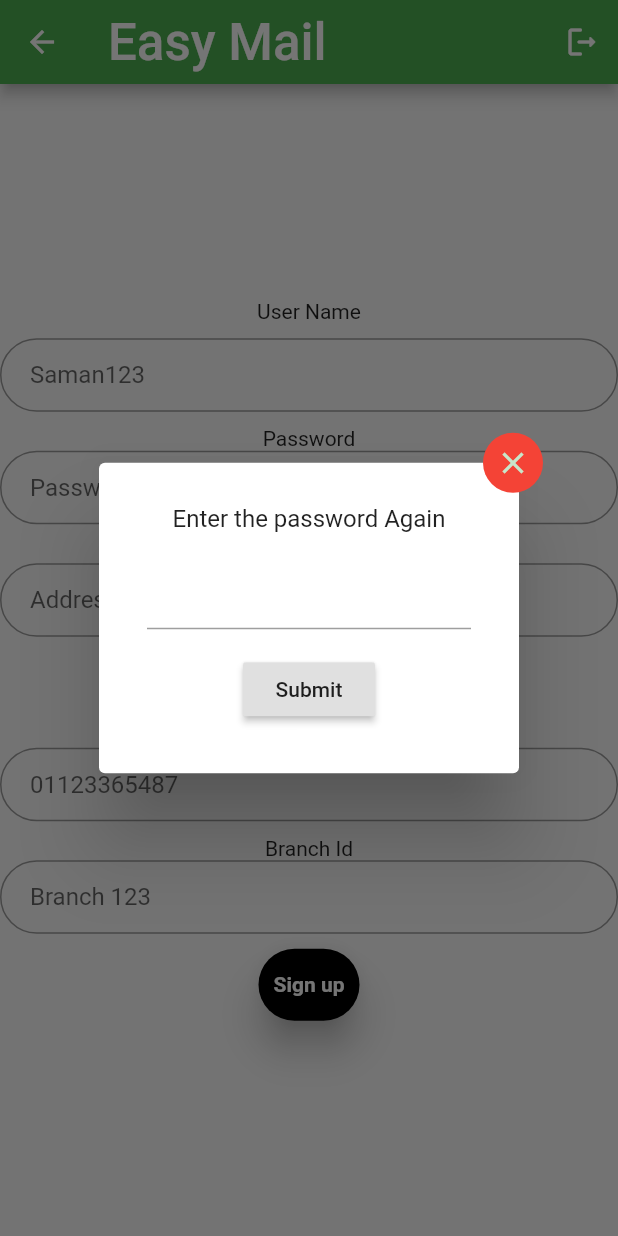
After one commit to Group-17-Sem5/EasyMail, a Flutter app: the RegisterProfilePage screen opened by its route, after a tap on "Sign up", on a phone screen of 412 x 824 dp. The commit adds this screen. Run offline on Flutter 3.47's test engine with Material 2 defaults, Android fonts, the phone set to English and light mode, and no system bars; our stand-ins replace animated_theme_switcher, get, google_fonts, google_maps_flutter, material_floating_search_bar, pull_to_refresh and 1 more; accounts and stored records are empty; Roboto replaces fonts that are missing (Laila).

Commit message:
User register page

```diff
--- a/lib/controller/userController.dart
+++ b/lib/controller/userController.dart
@@ -1,3 +1,4 @@
+import 'package:easy_mail_app_frontend/model/addressesModel.dart';
 import 'package:easy_mail_app_frontend/model/postManModel.dart';
 import 'package:easy_mail_app_frontend/model/tokenModel.dart';
 import 'package:easy_mail_app_frontend/model/userModel.dart';
@@ -9,12 +10,33 @@ import 'dart:convert';
 
 class UserController extends GetxController {
   var mails = <MailModel>[].obs;
-  UserModel postMan = new UserModel();
+  var selectedUser = <User>[].obs;
+  var addresses = <Address>[].obs;
+  // User user = new User();
   static String? token;
   static String? userName;
 
-  Future register(String details) async {
-    return;
+  Future register(User user) async {
+    print(user.username);
+    try {
+      var response = await http.post(
+        Uri.parse("http://10.0.2.2:5000/api/user/register"),
+        headers: <String, String>{
+          'Content-Type': 'application/json; charset=UTF-8',
+        },
+        body: user.toRawJson(),
+      );
+
+      var result = TokenRes.fromRawJson(response.body);
+      token = result.token;
+      userName = user.username;
+
+      print(token);
+      return result.err;
+    } on Exception catch (e) {
+      print(e);
+      return null;
+    }
   }
 
   Future login(String username, String password) async {
@@ -105,4 +127,40 @@ class UserController extends GetxController {
   Future changeMyAddressID(String addressID) async {
     return;
   }
+
+  Future getUser(userName) async {
+    selectedUser.clear();
+  }
+
+  Future updateUser(User user) async {
+    selectedUser.clear();
+    selectedUser.add(user);
+    print(user.username);
+  }
+
+  Future registerUser(User user) async {
+    print(user.username);
+  }
+
+  Future getLocations() async {
+    addresses.clear();
+    print("getting all locations");
+    try {
+      var response = await http.get(
+          Uri.parse("http://10.0.2.2:5000/api/postman/address/"),
+          headers: {
+            'Content-Type': 'application/json; charset=UTF-8',
+            "x-auth-token": "$token"
+          });
+
+      var result = AddressList.fromRawJson(response.body);
+      print(result.addresses);
+
+      addresses.addAll(result.addresses);
+      print(addresses.length.toString() + "results found");
+      return (result);
+    } on Exception catch (e) {
+      print(e);
+    }
+  }
 }
--- a/lib/main.dart
+++ b/lib/main.dart
@@ -1,4 +1,4 @@
-import 'package:easy_mail_app_frontend/screens/editProfilePage.dart';
+import 'package:easy_mail_app_frontend/screens/register.dart';
 import 'package:easy_mail_app_frontend/screens/homePage.dart';
 import 'package:easy_mail_app_frontend/screens/postManScreens/cancelledMailPage.dart';
 import 'package:easy_mail_app_frontend/screens/postManScreens/deliveredmailPage.dart';
@@ -35,7 +35,7 @@ class MyApp extends StatelessWidget {
 
         PlaceMarkerBody.route: (context) => PlaceMarkerBody(),
         // ProfilePage.route: (context) => ProfilePage(),
-        // EditProfilePage.route: (context) => EditProfilePage(),
+        RegisterProfilePage.route: (context) => RegisterProfilePage(),
         UserLogin.route: (context) => UserLogin(),
         UserSentMailPage.route: (context) => UserSentMailPage(),
         ReceivedMailPage.route: (context) => ReceivedMailPage(),
--- a/lib/model/userModel.dart
+++ b/lib/model/userModel.dart
@@ -1,23 +1,98 @@
-class UserModel {
-  var userName;
-  var addressID;
-  var addressDescription;
-  var phoneNumber;
-  var branchID;
-  var receivedPostID;
-  var sentPostID;
-  var receivedMoneyOrdersList;
-  var sentMoneyOrdersList;
+// To parse this JSON data, do
+//
+//     final userDetails = userDetailsFromJson(jsonString);
 
-  UserModel({
-    this.userName,
-    this.addressID,
-    this.addressDescription,
-    this.phoneNumber,
-    this.branchID,
-    this.receivedPostID,
-    this.sentPostID,
-    this.receivedMoneyOrdersList,
-    this.sentMoneyOrdersList,
+import 'package:meta/meta.dart';
+import 'dart:convert';
+
+class UserDetails {
+  UserDetails({
+    required this.err,
+    required this.user,
+    required this.msg,
   });
+
+  int err;
+  List<User> user;
+  String msg;
+
+  factory UserDetails.fromRawJson(String str) =>
+      UserDetails.fromJson(json.decode(str));
+
+  String toRawJson() => json.encode(toJson());
+
+  factory UserDetails.fromJson(Map<String, dynamic> json) => UserDetails(
+        err: json["err"],
+        user: List<User>.from(json["user"].map((x) => User.fromJson(x))),
+        msg: json["msg"],
+      );
+
+  Map<String, dynamic> toJson() => {
+        "err": err,
+        "user": List<dynamic>.from(user.map((x) => x.toJson())),
+        "msg": msg,
+      };
 }
+
+class User {
+  User({
+    required this.username,
+    required this.password,
+    required this.addressId,
+    // required this.addressDescription,
+    required this.phoneNumber,
+    required this.branchId,
+    required this.sentPostIdList,
+    required this.receivedPostIdList,
+    required this.sentMoneyOrdersList,
+    required this.receivedMoneyOrdersList,
+  });
+
+  String username;
+  String password;
+  String addressId;
+  // String addressDescription;
+  String phoneNumber;
+  String branchId;
+  List<dynamic> sentPostIdList;
+  List<dynamic> receivedPostIdList;
+  List<dynamic> sentMoneyOrdersList;
+  List<dynamic> receivedMoneyOrdersList;
+
+  factory User.fromRawJson(String str) => User.fromJson(json.decode(str));
+
+  String toRawJson() => json.encode(toJson());
+
+  factory User.fromJson(Map<String, dynamic> json) => User(
+        username: json["username"],
+        password: json["password"],
+        addressId: json["addressID"],
+        // addressDescription: json["addressDescription"],
+        phoneNumber: json["phoneNumber"],
+        branchId: json["branchID"],
+        sentPostIdList:
+            List<dynamic>.from(json["sentPostIDList"].map((x) => x)),
+        receivedPostIdList:
+            List<dynamic>.from(json["receivedPostIDList"].map((x) => x)),
+        sentMoneyOrdersList:
+            List<dynamic>.from(json["sentMoneyOrdersList"].map((x) => x)),
+        receivedMoneyOrdersList:
+            List<dynamic>.from(json["receivedMoneyOrdersList"].map((x) => x)),
+      );
+
+  Map<String, dynamic> toJson() => {
+        "username": username,
+        "password": password,
+        "addressID": addressId,
+        // "addressDescription": addressDescription,
+        "phoneNumber": phoneNumber,
+        "branchID": branchId,
+        "sentPostIDList": List<dynamic>.from(sentPostIdList.map((x) => x)),
+        "receivedPostIDList":
+            List<dynamic>.from(receivedPostIdList.map((x) => x)),
+        "sentMoneyOrdersList":
+            List<dynamic>.from(sentMoneyOrdersList.map((x) => x)),
+        "receivedMoneyOrdersList":
+            List<dynamic>.from(receivedMoneyOrdersList.map((x) => x)),
+      };
+}
--- /dev/null
+++ b/lib/screens/register.dart
@@ -0,0 +1,316 @@
+import 'dart:io';
+
+import 'package:animated_theme_switcher/animated_theme_switcher.dart';
+import 'package:easy_mail_app_frontend/controller/userController.dart';
+import 'package:easy_mail_app_frontend/model/addressesModel.dart';
+import 'package:easy_mail_app_frontend/screens/postManScreens/mailListPage.dart';
+import 'package:easy_mail_app_frontend/shared_widgets/userAppbar.dart';
+import 'package:flutter/material.dart';
+import 'package:path/path.dart';
+import 'package:easy_mail_app_frontend/model/userModel.dart';
+import 'package:easy_mail_app_frontend/shared_widgets/textfield_widget.dart';
+import 'package:easy_mail_app_frontend/shared_widgets/button_widget.dart';
+import 'package:easy_mail_app_frontend/model/userModel.dart';
+import 'package:easy_mail_app_frontend/shared_widgets/profile_widget.dart';
+import 'package:easy_mail_app_frontend/controller/postManController.dart';
+// import 'package:user_profile_ii_example/utils/user_preferences.dart';
+// import 'package:user_profile_ii_example/widget/appbar_widget.dart';
+// import 'package:user_profile_ii_example/widget/button_widget.dart';
+// import 'package:user_profile_ii_example/widget/profile_widget.dart';
+// import 'package:user_profile_ii_example/widget/textfield_widget.dart';
+
+class RegisterProfilePage extends StatefulWidget {
+  const RegisterProfilePage({Key? key}) : super(key: key);
+  static const String route = '/user/register';
+
+  @override
+  _RegisterProfilePageState createState() => _RegisterProfilePageState();
+}
+
+class _RegisterProfilePageState extends State<RegisterProfilePage> {
+  PostManController postManController = new PostManController();
+  bool _isEditing = false;
+  bool _isHidden = true;
+  var _addressIds = <String>[];
+  UserController userController = new UserController();
+  TextEditingController _userNameController = new TextEditingController();
+  TextEditingController _passwordController = new TextEditingController();
+  TextEditingController _phoneNumberController = new TextEditingController();
+  TextEditingController _addressIDController = new TextEditingController();
+  TextEditingController _branchIDController = new TextEditingController();
+  TextEditingController _confirmPasswordController =
+      new TextEditingController();
+  String _address = "fsd";
+
+  @override
+  void initState() {
+    getAddresses();
+    if (_isEditing) {
+      print("editing details");
+      _userNameController.text = userController.selectedUser[0].username;
+      _passwordController.text = userController.selectedUser[0].password;
+      _phoneNumberController.text = userController.selectedUser[0].phoneNumber;
+      _addressIDController.text = userController.selectedUser[0].addressId;
+      _address = userController.selectedUser[0].addressId;
+    } else {
+      print("Creating a new user");
+      _userNameController.text = "";
+      _passwordController.text = "";
+      _phoneNumberController.text = "";
+      _addressIDController.text = "";
+      _address = "";
+    }
+    super.initState();
+  }
+
+  @override
+  Widget build(BuildContext context) {
+    return Scaffold(
+      appBar: userAppBar(context),
+      resizeToAvoidBottomInset: true,
+      body: Center(
+          child: SingleChildScrollView(
+        child: Column(
+          children: [
+            //picture(),
+            Text("User Name"),
+            SizedBox(
+              height: 10,
+            ),
+
+            userNameField(),
+            SizedBox(
+              height: 10,
+            ),
+            Text("Password"),
+            passwordField(),
+            SizedBox(
+              height: 10,
+            ),
+            Text("Address"),
+            addressIdField(),
+            dropList(),
+
+            SizedBox(
+              height: 10,
+            ),
+            Text("Phone Number"),
+            phoneNumberField(),
+            SizedBox(
+              height: 10,
+            ),
+            Text("Branch Id"),
+            branchIdField(),
+            SizedBox(
+              height: 10,
+            ),
+            signUpButton(context),
+          ],
+        ),
+      )),
+    );
+  }
+
+  Widget passwordField() {
+    return TextField(
+      controller: _passwordController,
+      obscureText: _isHidden,
+      decoration: InputDecoration(
+          contentPadding: EdgeInsets.fromLTRB(20.0, 15.0, 20.0, 15.0),
+          hintText: "Password",
+          border:
+              OutlineInputBorder(borderRadius: BorderRadius.circular(32.0))),
+    );
+  }
+
+  Widget userNameField() {
+    return TextField(
+      controller: _userNameController,
+      decoration: InputDecoration(
+          contentPadding: EdgeInsets.fromLTRB(20.0, 15.0, 20.0, 15.0),
+          hintText: "Saman123",
+          border:
+              OutlineInputBorder(borderRadius: BorderRadius.circular(32.0))),
+    );
+  }
+
+  Widget addressIdField() {
+    return TextField(
+      controller: _addressIDController,
+      readOnly: true,
+      decoration: InputDecoration(
+          contentPadding: EdgeInsets.fromLTRB(20.0, 15.0, 20.0, 15.0),
+          hintText: "Address123",
+          border:
+              OutlineInputBorder(borderRadius: BorderRadius.circular(32.0))),
+    );
+  }
+
+  Widget branchIdField() {
+    return TextField(
+      controller: _branchIDController,
+      decoration: InputDecoration(
+          contentPadding: EdgeInsets.fromLTRB(20.0, 15.0, 20.0, 15.0),
+          hintText: "Branch 123",
+          border:
+              OutlineInputBorder(borderRadius: BorderRadius.circular(32.0))),
+    );
+  }
+
+  Widget phoneNumberField() {
+    return TextField(
+      controller: _phoneNumberController,
+      decoration: InputDecoration(
+          contentPadding: EdgeInsets.fromLTRB(20.0, 15.0, 20.0, 15.0),
+          hintText: "01123365487",
+          border:
+              OutlineInputBorder(borderRadius: BorderRadius.circular(32.0))),
+    );
+  }
+
+  Widget picture() {
+    return ProfileWidget(
+      imagePath: "assets/images/default.jpg",
+      onClicked: () {},
+    );
+  }
+
+  Widget dropList() {
+    return DropdownButton<String>(
+      //value: "dropdownValue",
+      icon: const Icon(Icons.arrow_drop_down_rounded),
+      iconSize: 24,
+      elevation: 16,
+      style: const TextStyle(color: Colors.deepPurple),
+      underline: Container(
+        height: 2,
+        color: Colors.deepPurpleAccent,
+      ),
+      onChanged: (String? newValue) {
+        setState(() {
+          //dropdownValue = newValue!;
+          _addressIDController.text = newValue!;
+          print(newValue);
+        });
+      },
+      items: _addressIds.map<DropdownMenuItem<String>>((String value) {
+        return DropdownMenuItem<String>(
+          value: value,
+          child: Text(value),
+        );
+      }).toList(),
+    );
+  }
+
+  Widget signUpButton(BuildContext context) {
+    return Material(
+      elevation: 10.0,
+      borderRadius: BorderRadius.circular(30.0),
+      color: Color(0xFF000000),
+      child: MaterialButton(
+        minWidth: 20,
+        padding: EdgeInsets.fromLTRB(10, 10, 10, 10),
+        onPressed: () async {
+          submit(context);
+        },
+        child: Text("Sign up",
+            textAlign: TextAlign.center,
+            style: TextStyle(color: Colors.white, fontWeight: FontWeight.bold)),
+      ),
+    );
+  }
+
+  void getAddresses() async {
+    if (_isEditing) {
+      await userController.getLocations();
+      for (Address address in userController.addresses) {
+        _addressIds.add(address.addressId);
+      }
+    } else {
+      _addressIds.add("default");
+      print(_addressIds);
+    }
+  }
+
+  void register(User user) async {
+    await userController.register(user);
+  }
+
+  void submit(BuildContext context) async {
+    showDialog(
+        context: context,
+        builder: (BuildContext context) {
+          return AlertDialog(
+            content: Stack(
+              overflow: Overflow.visible,
+              children: <Widget>[
+                Positioned(
+                  right: -40.0,
+                  top: -40.0,
+                  child: InkResponse(
+                    onTap: () {
+                      Navigator.of(context).pop();
+                    },
+                    child: CircleAvatar(
+                      child: Icon(Icons.close),
+                      backgroundColor: Colors.red,
+                    ),
+                  ),
+                ),
+                Form(
+                  child: Column(
+                    mainAxisSize: MainAxisSize.min,
+                    children: <Widget>[
+                      Padding(
+                        padding: EdgeInsets.all(8.0),
+                        child: Text("Enter the password Again"),
+                      ),
+                      Padding(
+                        padding: EdgeInsets.all(8.0),
+                        child: TextFormField(
+                            controller: _confirmPasswordController),
+                      ),
+                      Padding(
+                        padding: const EdgeInsets.all(8.0),
+                        child: RaisedButton(
+                          child: Text("Submit"),
+                          onPressed: () {
+                            if (_passwordController ==
+                                _confirmPasswordController) {
+                              User user = new User(
+                                  username: _userNameController.text,
+                                  receivedMoneyOrdersList: [],
+                                  receivedPostIdList: [],
+                                  phoneNumber: _phoneNumberController.text,
+                                  addressId: _addressIDController.text,
+                                  branchId: _branchIDController.text,
+                                  sentMoneyOrdersList: [],
+                                  sentPostIdList: [],
+                                  password: _passwordController.text);
+                              register(user);
+                              Navigator.of(context).pushReplacement(
+                                  MaterialPageRoute(
+                                      builder: (context) => MailListPage()));
+                              ScaffoldMessenger.of(context).showSnackBar(
+                                  const SnackBar(
+                                      content:
+                                          Text('Successfully registered')));
+                            } else {
+                              ScaffoldMessenger.of(context).showSnackBar(
+                                  const SnackBar(
+                                      content:
+                                          Text('Check the Passwod Again')));
+                              Navigator.pop(context);
+                            }
+                          },
+                        ),
+                      )
+                    ],
+                  ),
+                ),
+              ],
+            ),
+          );
+        });
+  }
+}
--- a/lib/shared_widgets/profile_widget.dart
+++ b/lib/shared_widgets/profile_widget.dart
@@ -33,7 +33,7 @@ class ProfileWidget extends StatelessWidget {
   }
 
   Widget buildImage() {
-    final image = NetworkImage(imagePath);
+    final image = AssetImage(imagePath);
 
     return ClipOval(
       child: Material(
```
Also changed, not shown: lib/model/addressModel.Dart (+16 -16 lines), lib/screens/editProfilePage.dart (deleted, +0 -65 lines), lib/screens/userScreens/userLogin.dart (+21 -0 lines), assets/images/default.jpg (added).
